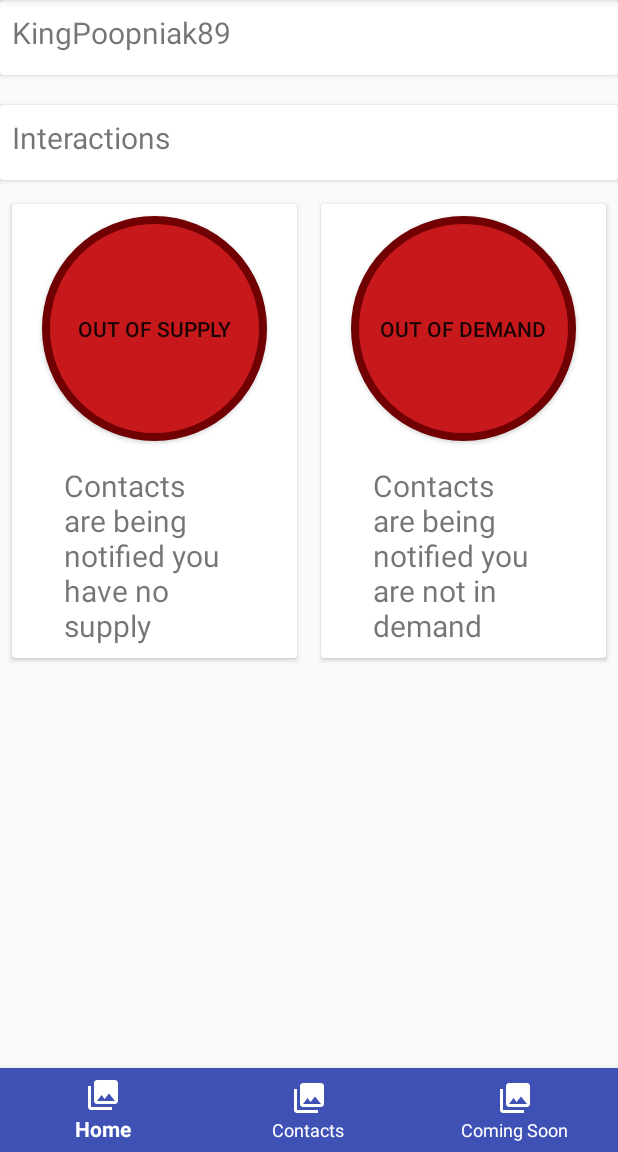
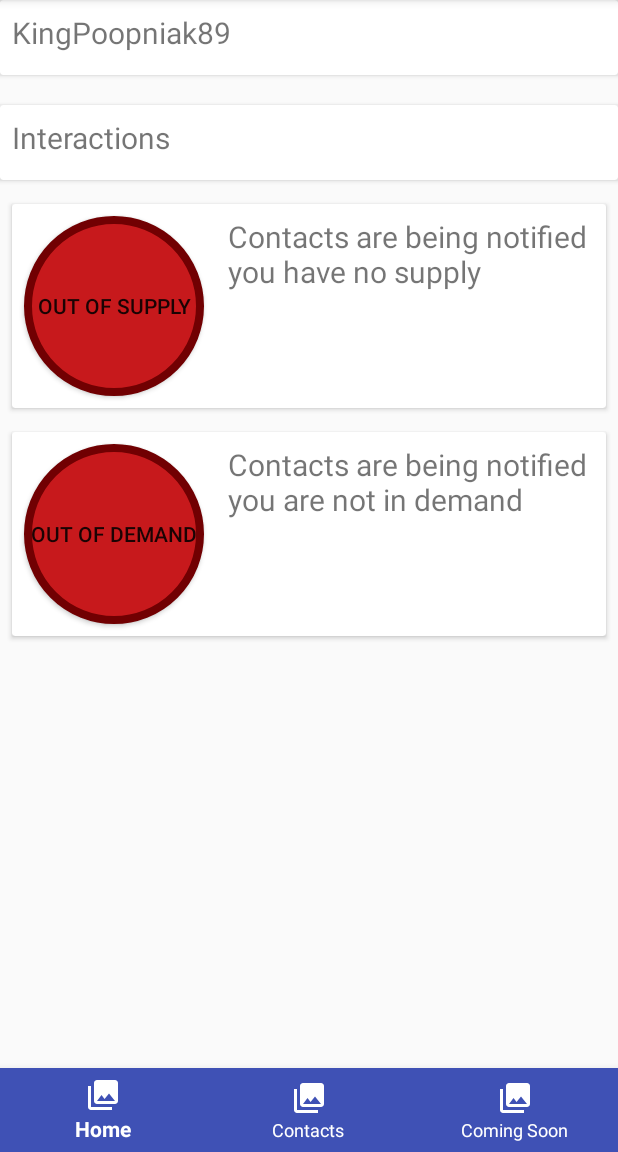
Before and after one commit to gkontos89/Beacon, an Android app: the screen it shows after launch (HomeActivity), on a phone screen of 412 x 824 dp, the part 84-1236 px from its top. Run offline under Robolectric (Android 15) with nearby library versions, the phone set to English and light mode, and no system bars.

Commit message:
hardware demo done

```diff
--- a/app/src/main/res/drawable/beacon_off.xml
+++ b/app/src/main/res/drawable/beacon_off.xml
@@ -4,7 +4,7 @@
         <shape android:shape="oval">
             <stroke android:color="#710002" android:width="5dp" />
             <solid android:color="#c7191c"/>
-            <size android:width="150dp" android:height="150dp"/>
+            <size android:width="120dp" android:height="120dp"/>
         </shape>
     </item>
 </selector>
--- a/app/src/main/res/drawable/beacon_on.xml
+++ b/app/src/main/res/drawable/beacon_on.xml
@@ -4,7 +4,7 @@
         <shape android:shape="oval">
             <stroke android:color="#007104" android:width="5dp" />
             <solid android:color="#19c71f"/>
-            <size android:width="150dp" android:height="150dp"/>
+            <size android:width="120dp" android:height="120dp"/>
         </shape>
     </item>
 </selector>
--- a/app/src/main/res/layout/activity_home.xml
+++ b/app/src/main/res/layout/activity_home.xml
@@ -33,11 +33,11 @@
 
     <android.support.v7.widget.CardView
         xmlns:android="http://schemas.android.com/apk/res/android"
+        android:id="@+id/customer_list_card"
         android:layout_width="match_parent"
         android:layout_height="50dp"
         android:layout_marginBottom="8dp"
-        android:layout_below="@id/username_card"
-        android:id="@+id/customer_list_card">
+        android:layout_below="@id/username_card">
 
         <RelativeLayout
             android:layout_width="match_parent"
@@ -67,20 +67,13 @@
 
     </android.support.v7.widget.CardView>
 
-    <GridLayout
-        android:layout_width="match_parent"
-        android:layout_height="wrap_content"
-        android:layout_below="@id/customer_list_card"
-        android:columnCount="2"
-        android:orientation="horizontal">
 
     <android.support.v7.widget.CardView
         android:id="@+id/supply_status_card"
-            android:layout_width="wrap_content"
+        android:layout_width="match_parent"
         android:layout_height="wrap_content"
         android:layout_margin="8dp"
-            android:layout_gravity="fill"
-            android:layout_columnWeight="1">
+        android:layout_below="@id/customer_list_card">
 
         <RelativeLayout
             android:layout_width="match_parent"
@@ -91,7 +84,6 @@
                 android:id="@+id/supply_button"
                 android:layout_width="wrap_content"
                 android:layout_height="wrap_content"
-                    android:layout_centerHorizontal="true"
                 android:layout_margin="8dp"
                 android:background="@drawable/beacon_off"
                 android:textOn="@string/in_supply_string"
@@ -102,8 +94,8 @@
                 android:layout_width="120dp"
                 android:layout_height="wrap_content"
                 android:layout_margin="8dp"
-                    android:layout_below="@id/supply_button"
-                    android:layout_centerHorizontal="true"
+                android:layout_toEndOf="@id/supply_button"
+                android:layout_alignParentEnd="true"
                 android:textSize="20sp"
                 android:text="@string/supply_status_off_text"/>
         </RelativeLayout>
@@ -113,11 +105,10 @@
 
     <android.support.v7.widget.CardView
         android:id="@+id/demand_status_card"
-            android:layout_width="wrap_content"
+        android:layout_width="match_parent"
         android:layout_height="wrap_content"
         android:layout_margin="8dp"
-            android:layout_gravity="fill"
-            android:layout_columnWeight="1">
+        android:layout_below="@id/supply_status_card">
 
         <RelativeLayout
             android:layout_width="match_parent"
@@ -128,7 +119,6 @@
                 android:id="@+id/demand_button"
                 android:layout_width="wrap_content"
                 android:layout_height="wrap_content"
-                    android:layout_centerHorizontal="true"
                 android:layout_margin="8dp"
                 android:background="@drawable/beacon_off"
                 android:textOn="@string/demand_on_string"
@@ -139,15 +129,15 @@
                 android:layout_width="120dp"
                 android:layout_height="wrap_content"
                 android:layout_margin="8dp"
-                    android:layout_below="@id/demand_button"
-                    android:layout_centerHorizontal="true"
+                android:layout_toEndOf="@id/demand_button"
+                android:layout_alignParentEnd="true"
                 android:textSize="20sp"
                 android:text="@string/demand_status_off_text"/>
+
         </RelativeLayout>
 
     </android.support.v7.widget.CardView>
 
-    </GridLayout>
 
     <android.support.design.widget.BottomNavigationView
         android:id="@+id/bottom_navigation"
```
Lines whose indentation alone changed are shown as unchanged.
